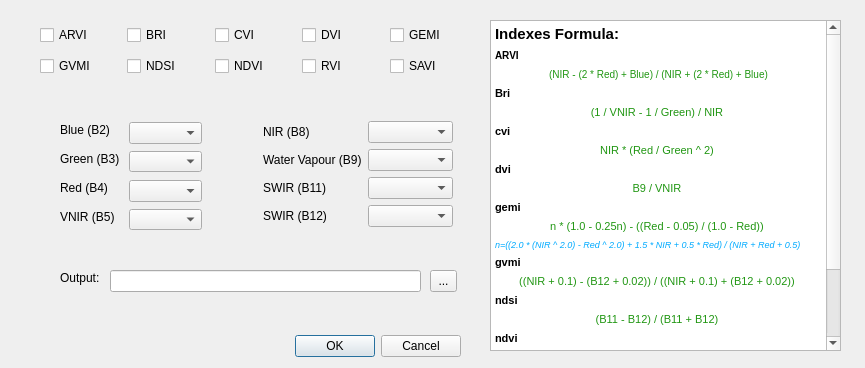
VeronikaH98/bc, file index_calculator_dialog_base.ui: the form before one commit.
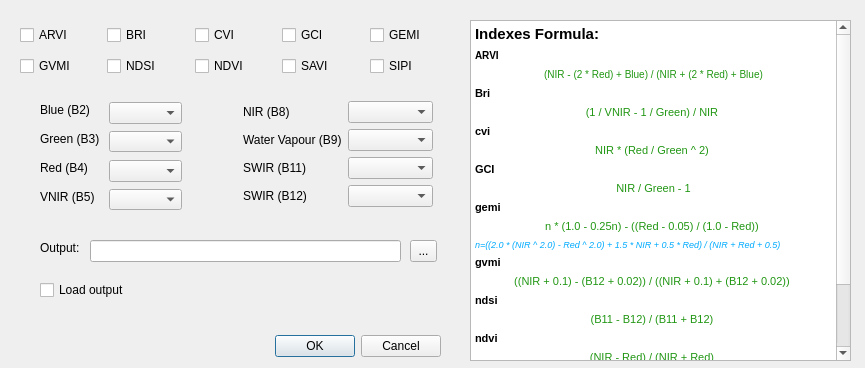
The form after the commit.

Patch:
```diff
--- a/index_calculator_dialog_base.ui
+++ b/index_calculator_dialog_base.ui
@@ -34,7 +34,7 @@
   <widget class="QDialogButtonBox" name="button_box">
    <property name="geometry">
     <rect>
-     <x>120</x>
+     <x>100</x>
      <y>330</y>
      <width>341</width>
      <height>32</height>
@@ -50,8 +50,8 @@
   <widget class="QComboBox" name="cmb_blue">
    <property name="geometry">
     <rect>
-     <x>129</x>
-     <y>122</y>
+     <x>109</x>
+     <y>102</y>
      <width>73</width>
      <height>22</height>
     </rect>
@@ -60,8 +60,8 @@
   <widget class="QComboBox" name="cmb_green">
    <property name="geometry">
     <rect>
-     <x>129</x>
-     <y>151</y>
+     <x>109</x>
+     <y>131</y>
      <width>73</width>
      <height>21</height>
     </rect>
@@ -70,8 +70,8 @@
   <widget class="QComboBox" name="cmb_red">
    <property name="geometry">
     <rect>
-     <x>129</x>
-     <y>180</y>
+     <x>109</x>
+     <y>160</y>
      <width>73</width>
      <height>22</height>
     </rect>
@@ -80,8 +80,8 @@
   <widget class="QLabel" name="label_5">
    <property name="geometry">
     <rect>
-     <x>60</x>
-     <y>270</y>
+     <x>40</x>
+     <y>240</y>
      <width>55</width>
      <height>16</height>
     </rect>
@@ -93,8 +93,8 @@
   <widget class="QLineEdit" name="le_output">
    <property name="geometry">
     <rect>
-     <x>110</x>
-     <y>270</y>
+     <x>90</x>
+     <y>240</y>
      <width>311</width>
      <height>22</height>
     </rect>
@@ -103,8 +103,8 @@
   <widget class="QToolButton" name="tb_output">
    <property name="geometry">
     <rect>
-     <x>430</x>
-     <y>270</y>
+     <x>410</x>
+     <y>240</y>
      <width>27</width>
      <height>22</height>
     </rect>
@@ -116,20 +116,13 @@
   <widget class="QWidget" name="layoutWidget">
    <property name="geometry">
     <rect>
-     <x>40</x>
+     <x>20</x>
      <y>20</y>
      <width>431</width>
      <height>61</height>
     </rect>
    </property>
    <layout class="QGridLayout" name="gridLayout">
-    <item row="0" column="0">
-     <widget class="QCheckBox" name="cb_ARVI">
-      <property name="text">
-       <string>ARVI</string>
-      </property>
-     </widget>
-    </item>
     <item row="0" column="1">
      <widget class="QCheckBox" name="cb_BRI">
       <property name="text">
@@ -137,17 +130,38 @@
       </property>
      </widget>
     </item>
-    <item row="0" column="2">
-     <widget class="QCheckBox" name="cb_CVI">
+    <item row="1" column="2">
+     <widget class="QCheckBox" name="cb_NDVI">
       <property name="text">
-       <string>CVI</string>
+       <string>NDVI</string>
+      </property>
+     </widget>
+    </item>
+    <item row="1" column="1">
+     <widget class="QCheckBox" name="cb_NDSI">
+      <property name="text">
+       <string>NDSI</string>
+      </property>
+     </widget>
+    </item>
+    <item row="1" column="4">
+     <widget class="QCheckBox" name="cb_SIPI">
+      <property name="text">
+       <string>SIPI</string>
+      </property>
+     </widget>
+    </item>
+    <item row="0" column="0">
+     <widget class="QCheckBox" name="cb_ARVI">
+      <property name="text">
+       <string>ARVI</string>
       </property>
      </widget>
     </item>
     <item row="0" column="3">
-     <widget class="QCheckBox" name="cb_DVI">
+     <widget class="QCheckBox" name="cb_GCI">
       <property name="text">
-       <string>DVI</string>
+       <string>GCI</string>
       </property>
      </widget>
     </item>
@@ -165,28 +179,14 @@
       </property>
      </widget>
     </item>
-    <item row="1" column="1">
-     <widget class="QCheckBox" name="cb_NDSI">
+    <item row="0" column="2">
+     <widget class="QCheckBox" name="cb_CVI">
       <property name="text">
-       <string>NDSI</string>
-      </property>
-     </widget>
-    </item>
-    <item row="1" column="2">
-     <widget class="QCheckBox" name="cb_NDVI">
-      <property name="text">
-       <string>NDVI</string>
+       <string>CVI</string>
       </property>
      </widget>
     </item>
     <item row="1" column="3">
-     <widget class="QCheckBox" name="cb_RVI">
-      <property name="text">
-       <string>RVI</string>
-      </property>
-     </widget>
-    </item>
-    <item row="1" column="4">
      <widget class="QCheckBox" name="cb_SAVI">
       <property name="text">
        <string>SAVI</string>
@@ -198,8 +198,8 @@
   <widget class="QComboBox" name="cmb_vnir">
    <property name="geometry">
     <rect>
-     <x>129</x>
-     <y>209</y>
+     <x>109</x>
+     <y>189</y>
      <width>73</width>
      <height>21</height>
     </rect>
@@ -208,8 +208,8 @@
   <widget class="QWidget" name="layoutWidget">
    <property name="geometry">
     <rect>
-     <x>263</x>
-     <y>121</y>
+     <x>243</x>
+     <y>101</y>
      <width>190</width>
      <height>111</height>
     </rect>
@@ -260,8 +260,8 @@
   <widget class="QLabel" name="label_7">
    <property name="geometry">
     <rect>
-     <x>60</x>
-     <y>209</y>
+     <x>40</x>
+     <y>189</y>
      <width>56</width>
      <height>16</height>
     </rect>
@@ -273,8 +273,8 @@
   <widget class="QLabel" name="label">
    <property name="geometry">
     <rect>
-     <x>60</x>
-     <y>122</y>
+     <x>40</x>
+     <y>102</y>
      <width>52</width>
      <height>16</height>
     </rect>
@@ -286,8 +286,8 @@
   <widget class="QLabel" name="label_2">
    <property name="geometry">
     <rect>
-     <x>60</x>
-     <y>151</y>
+     <x>40</x>
+     <y>131</y>
      <width>62</width>
      <height>16</height>
     </rect>
@@ -299,8 +299,8 @@
   <widget class="QLabel" name="label_3">
    <property name="geometry">
     <rect>
-     <x>60</x>
-     <y>180</y>
+     <x>40</x>
+     <y>160</y>
      <width>50</width>
      <height>16</height>
     </rect>
@@ -312,10 +312,10 @@
   <widget class="QTextBrowser" name="textBrowser">
    <property name="geometry">
     <rect>
-     <x>490</x>
+     <x>470</x>
      <y>20</y>
-     <width>351</width>
-     <height>331</height>
+     <width>381</width>
+     <height>341</height>
     </rect>
    </property>
    <property name="html">
@@ -330,8 +330,8 @@
 &lt;p align=&quot;center&quot; style=&quot; margin-top:0px; margin-bottom:6px; margin-left:0px; margin-right:0px; -qt-block-indent:0; text-indent:0px;&quot;&gt;&lt;span style=&quot; font-size:8pt; color:#209612;&quot;&gt;(1 / VNIR - 1 / Green) / NIR &lt;/span&gt;&lt;/p&gt;
 &lt;p style=&quot; margin-top:0px; margin-bottom:6px; margin-left:0px; margin-right:0px; -qt-block-indent:0; text-indent:0px;&quot;&gt;&lt;span style=&quot; font-size:8pt; font-weight:600; text-transform:uppercase;&quot;&gt;cvi&lt;/span&gt;&lt;span style=&quot; font-size:8pt; font-weight:600;&quot;&gt; &lt;/span&gt;&lt;/p&gt;
 &lt;p align=&quot;center&quot; style=&quot; margin-top:0px; margin-bottom:6px; margin-left:0px; margin-right:0px; -qt-block-indent:0; text-indent:0px;&quot;&gt;&lt;span style=&quot; font-size:8pt; color:#209612;&quot;&gt;NIR * (Red / Green ^ 2) &lt;/span&gt;&lt;/p&gt;
-&lt;p style=&quot; margin-top:0px; margin-bottom:6px; margin-left:0px; margin-right:0px; -qt-block-indent:0; text-indent:0px;&quot;&gt;&lt;span style=&quot; font-size:8pt; font-weight:600; text-transform:uppercase;&quot;&gt;dvi&lt;/span&gt;&lt;span style=&quot; font-size:8pt; font-weight:600;&quot;&gt; &lt;/span&gt;&lt;/p&gt;
-&lt;p align=&quot;center&quot; style=&quot; margin-top:0px; margin-bottom:6px; margin-left:0px; margin-right:0px; -qt-block-indent:0; text-indent:0px;&quot;&gt;&lt;span style=&quot; font-size:8pt; color:#209612;&quot;&gt;B9 / VNIR &lt;/span&gt;&lt;/p&gt;
+&lt;p style=&quot; margin-top:0px; margin-bottom:6px; margin-left:0px; margin-right:0px; -qt-block-indent:0; text-indent:0px;&quot;&gt;&lt;span style=&quot; font-size:8pt; font-weight:600; text-transform:uppercase;&quot;&gt;GCI&lt;/span&gt;&lt;span style=&quot; font-size:8pt; font-weight:600;&quot;&gt; &lt;/span&gt;&lt;/p&gt;
+&lt;p align=&quot;center&quot; style=&quot; margin-top:0px; margin-bottom:6px; margin-left:0px; margin-right:0px; -qt-block-indent:0; text-indent:0px;&quot;&gt;&lt;span style=&quot; font-size:8pt; color:#209612;&quot;&gt;NIR / Green - 1&lt;/span&gt;&lt;/p&gt;
 &lt;p style=&quot; margin-top:0px; margin-bottom:6px; margin-left:0px; margin-right:0px; -qt-block-indent:0; text-indent:0px;&quot;&gt;&lt;span style=&quot; font-size:8pt; font-weight:600; text-transform:uppercase;&quot;&gt;gemi&lt;/span&gt;&lt;span style=&quot; font-size:8pt; font-weight:600;&quot;&gt; &lt;/span&gt;&lt;/p&gt;
 &lt;p align=&quot;center&quot; style=&quot; margin-top:0px; margin-bottom:6px; margin-left:0px; margin-right:0px; -qt-block-indent:0; text-indent:0px;&quot;&gt;&lt;span style=&quot; font-size:8pt; color:#209612;&quot;&gt;n * (1.0 - 0.25n) - ((Red - 0.05) / (1.0 - Red)) &lt;/span&gt;&lt;/p&gt;
 &lt;p style=&quot; margin-top:0px; margin-bottom:6px; margin-left:0px; margin-right:0px; -qt-block-indent:0; text-indent:0px;&quot;&gt;&lt;span style=&quot; font-size:7pt; font-style:italic; color:#00aaff;&quot;&gt;n=((2.0 * (NIR ^ 2.0) - Red ^ 2.0) + 1.5 * NIR + 0.5 * Red) / (NIR + Red + 0.5)&lt;/span&gt;&lt;/p&gt;
@@ -341,10 +341,23 @@
 &lt;p align=&quot;center&quot; style=&quot; margin-top:0px; margin-bottom:6px; margin-left:0px; margin-right:0px; -qt-block-indent:0; text-indent:0px;&quot;&gt;&lt;span style=&quot; font-size:8pt; color:#209612;&quot;&gt;(B11 - B12) / (B11 + B12) &lt;/span&gt;&lt;/p&gt;
 &lt;p style=&quot; margin-top:0px; margin-bottom:6px; margin-left:0px; margin-right:0px; -qt-block-indent:0; text-indent:0px;&quot;&gt;&lt;span style=&quot; font-size:8pt; font-weight:600; text-transform:uppercase;&quot;&gt;ndvi&lt;/span&gt;&lt;span style=&quot; font-size:8pt; font-weight:600;&quot;&gt; &lt;/span&gt;&lt;/p&gt;
 &lt;p align=&quot;center&quot; style=&quot; margin-top:0px; margin-bottom:6px; margin-left:0px; margin-right:0px; -qt-block-indent:0; text-indent:0px;&quot;&gt;&lt;span style=&quot; font-size:8pt; color:#209612;&quot;&gt;(NIR - Red) / (NIR + Red) &lt;/span&gt;&lt;/p&gt;
-&lt;p style=&quot; margin-top:0px; margin-bottom:6px; margin-left:0px; margin-right:0px; -qt-block-indent:0; text-indent:0px;&quot;&gt;&lt;span style=&quot; font-size:8pt; font-weight:600; text-transform:uppercase;&quot;&gt;rvi&lt;/span&gt;&lt;span style=&quot; font-size:8pt;&quot;&gt; &lt;/span&gt;&lt;/p&gt;
-&lt;p align=&quot;center&quot; style=&quot; margin-top:0px; margin-bottom:6px; margin-left:0px; margin-right:0px; -qt-block-indent:0; text-indent:0px;&quot;&gt;&lt;span style=&quot; font-size:8pt; color:#209612;&quot;&gt;NIR / Red &lt;/span&gt;&lt;/p&gt;
 &lt;p style=&quot; margin-top:0px; margin-bottom:6px; margin-left:0px; margin-right:0px; -qt-block-indent:0; text-indent:0px;&quot;&gt;&lt;span style=&quot; font-size:8pt; font-weight:600; text-transform:uppercase;&quot;&gt;savi&lt;/span&gt;&lt;span style=&quot; font-size:8pt; font-weight:600;&quot;&gt; &lt;/span&gt;&lt;/p&gt;
-&lt;p align=&quot;center&quot; style=&quot; margin-top:0px; margin-bottom:6px; margin-left:0px; margin-right:0px; -qt-block-indent:0; text-indent:0px;&quot;&gt;&lt;span style=&quot; font-size:8pt; color:#209612;&quot;&gt;(NIR - Red) / (NIR + Red + 0,5) * (1 + 0,5)&lt;/span&gt;&lt;/p&gt;&lt;/body&gt;&lt;/html&gt;</string>
+&lt;p align=&quot;center&quot; style=&quot; margin-top:0px; margin-bottom:6px; margin-left:0px; margin-right:0px; -qt-block-indent:0; text-indent:0px;&quot;&gt;&lt;span style=&quot; font-size:8pt; color:#209612;&quot;&gt;(NIR - Red) / (NIR + Red + 0,5) * (1 + 0,5)&lt;/span&gt;&lt;/p&gt;
+&lt;p style=&quot; margin-top:0px; margin-bottom:6px; margin-left:0px; margin-right:0px; -qt-block-indent:0; text-indent:0px;&quot;&gt;&lt;span style=&quot; font-size:8pt; font-weight:600; text-transform:uppercase;&quot;&gt;SIPI&lt;/span&gt;&lt;/p&gt;
+&lt;p align=&quot;center&quot; style=&quot; margin-top:0px; margin-bottom:6px; margin-left:0px; margin-right:0px; -qt-block-indent:0; text-indent:0px;&quot;&gt;&lt;span style=&quot; font-size:8pt; color:#209612;&quot;&gt;(NIR - Blue) / (NIR - Red) &lt;/span&gt;&lt;/p&gt;&lt;/body&gt;&lt;/html&gt;</string>
+   </property>
+  </widget>
+  <widget class="QCheckBox" name="cb_load">
+   <property name="geometry">
+    <rect>
+     <x>40</x>
+     <y>280</y>
+     <width>121</width>
+     <height>20</height>
+    </rect>
+   </property>
+   <property name="text">
+    <string>Load output</string>
    </property>
   </widget>
  </widget>
```
